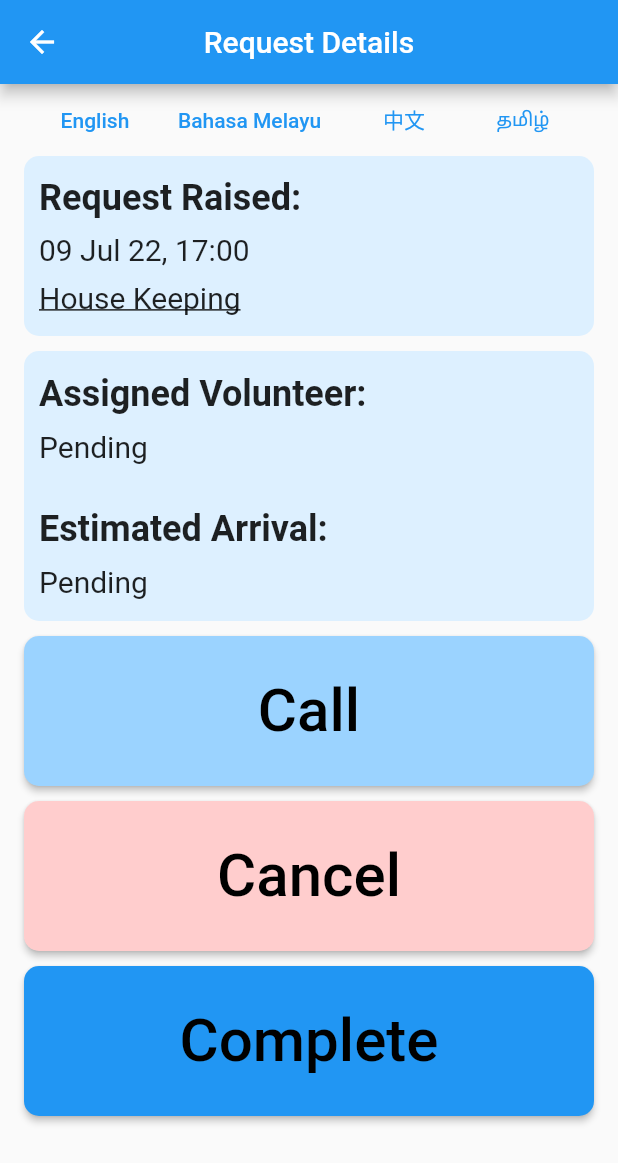
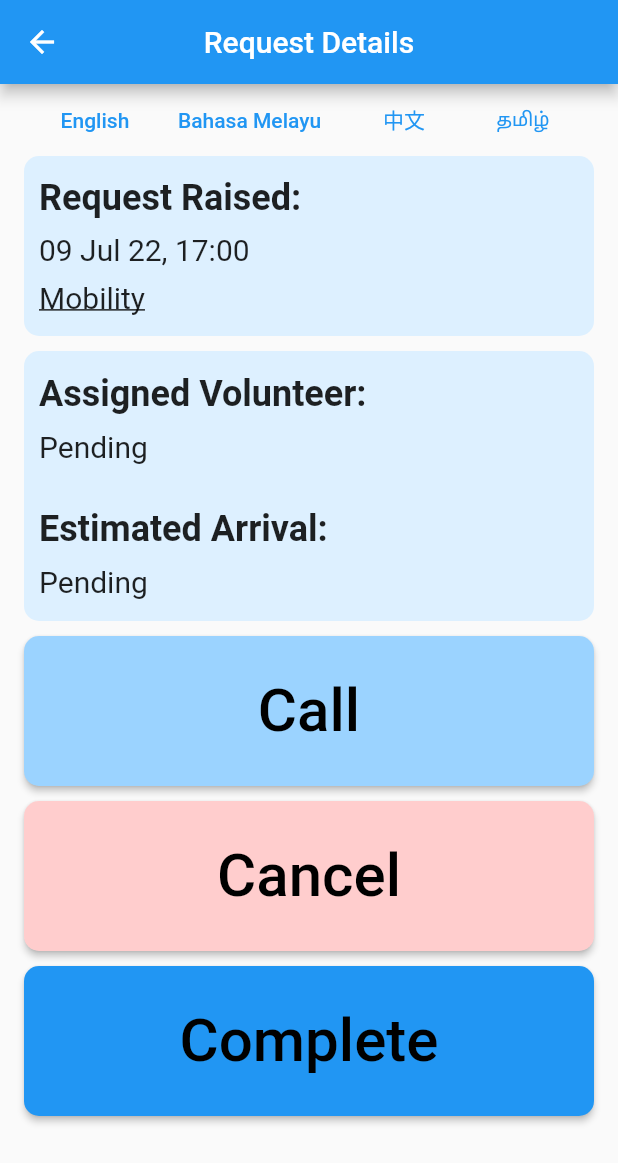
Before and after one commit to tchiong/lifehack2022, a Flutter app: the BeneficiaryMainScreen screen opened by its route, after a tap on "House Keeping", on a phone screen of 412 x 824 dp. Shown: the top 1163 px of the screen. Run offline on Flutter 3.47's test engine with Material 2 defaults, Android fonts, the phone set to English and light mode, and no system bars; our stand-ins replace firebase_core, firebase_database; accounts and stored records are empty.

Commit message:
Updated generateId and Jobtype enum

```diff
--- a/kindness_network/lib/beneficiary_screen/beneficiary_request_screen.dart
+++ b/kindness_network/lib/beneficiary_screen/beneficiary_request_screen.dart
@@ -9,7 +9,7 @@ class BeneficiaryRequestScreen extends StatefulWidget {
   static const String routeName = '/beneficiary-request';
   const BeneficiaryRequestScreen({Key? key, required this.requestType})
       : super(key: key);
-  final String requestType;
+  final JobType requestType;
 
   @override
   State<BeneficiaryRequestScreen> createState() =>
@@ -17,6 +17,7 @@ class BeneficiaryRequestScreen extends StatefulWidget {
 }
 
 class _BeneficiaryRequestScreenState extends State<BeneficiaryRequestScreen> {
+  // Should be passed around from login page
   late int userId;
   @override
   void initState() {
@@ -58,7 +59,7 @@ class _BeneficiaryRequestScreenState extends State<BeneficiaryRequestScreen> {
                         const Text("09 Jul 22, 17:00",
                             style: TextStyle(
                                 fontSize: 20, fontWeight: FontWeight.w400)),
-                        Text(widget.requestType,
+                        Text(widget.requestType.value,
                             style: const TextStyle(
                                 fontSize: 20,
                                 fontWeight: FontWeight.w400,
@@ -164,7 +165,7 @@ class _BeneficiaryRequestScreenState extends State<BeneficiaryRequestScreen> {
                           isAccepted: false,
                           acceptedId: null,
                           requestTime: DateTime.now());
-                      Firebase().pushData('request/', request.toJson());
+                      Firebase().pushDataToList('request/', request.toJson());
                     },
                     child: const Text("Complete",
                         style: TextStyle(color: Colors.black)),
--- a/kindness_network/lib/data/firebase.dart
+++ b/kindness_network/lib/data/firebase.dart
@@ -5,7 +5,7 @@ class Firebase {
 
   Firebase();
 
-  void pushData(String path, dynamic data) async {
+  void pushDataToList(String path, dynamic data) async {
     DatabaseReference ref = database.ref(path);
     DatabaseReference listPush = ref.push();
     await listPush.set(data);
--- a/kindness_network/lib/router.dart
+++ b/kindness_network/lib/router.dart
@@ -3,34 +3,54 @@ import 'package:kindness_network/authentication_screens/welcome.dart';
 import 'package:kindness_network/beneficiary_screen/beneficiary_main.dart';
 import 'package:kindness_network/beneficiary_screen/beneficiary_request_screen.dart';
 import 'package:kindness_network/beneficiary_screen/beneficiary_create_request_screen.dart';
+import 'package:kindness_network/data/request.dart';
 
 Route<dynamic> generateRoute(RouteSettings routeSettings) {
   switch (routeSettings.name) {
     case WelcomeScreen.routeName:
       return MaterialPageRoute(
-        settings: routeSettings,
-        builder: (_) => const WelcomeScreen()
-      );
+          settings: routeSettings, builder: (_) => const WelcomeScreen());
 
     case BeneficiaryMainScreen.routeName:
       return MaterialPageRoute(
-        settings: routeSettings,
-        builder: (_) => const BeneficiaryMainScreen()
-      );
+          settings: routeSettings,
+          builder: (_) => const BeneficiaryMainScreen());
 
     case BeneficiaryRequestScreen.routeName:
-      var requestType = routeSettings.arguments as String;
+      var requestTypeStr = routeSettings.arguments as String;
+      JobType requestType = JobType.mobility;
+      switch (requestTypeStr) {
+        case 'Mental Wellbeing':
+          {
+            requestType = JobType.mental;
+          }
+          break;
+        case 'House-keeping':
+          {
+            requestType = JobType.housekeeping;
+          }
+          break;
+        case 'Mobility':
+          {
+            requestType = JobType.mobility;
+          }
+          break;
+        case 'Digital Literacy':
+          {
+            requestType = JobType.literacy;
+          }
+          break;
+      }
       return MaterialPageRoute(
-        settings: routeSettings,
-        builder: (_) => BeneficiaryRequestScreen(requestType: requestType)
-      );
+          settings: routeSettings,
+          builder: (_) => BeneficiaryRequestScreen(requestType: requestType));
 
     default:
       return MaterialPageRoute(
-        settings: routeSettings,
-        builder: (_) => const Scaffold(
-          body: Center(child: Text('Screen does not exists'),)
-        )
-      );
+          settings: routeSettings,
+          builder: (_) => const Scaffold(
+                  body: Center(
+                child: Text('Screen does not exists'),
+              )));
   }
 }
```
Also changed, not shown: kindness_network/lib/data/request.dart (+51 -11 lines), kindness_network/lib/data/users.dart (+8 -5 lines).
